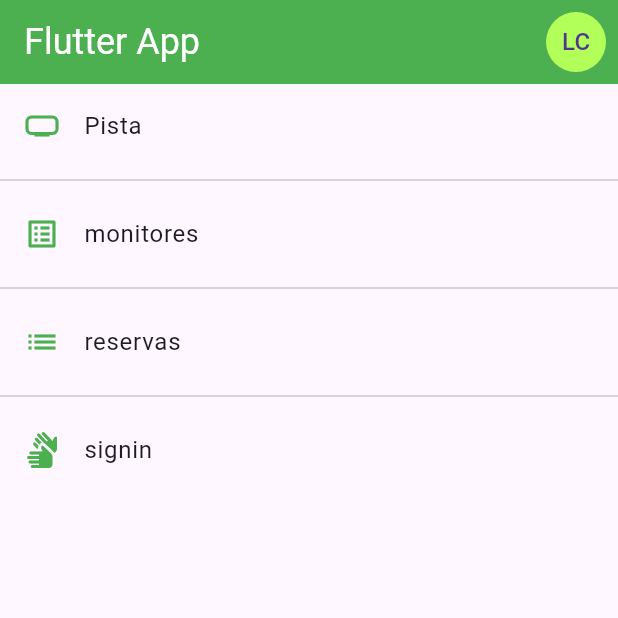
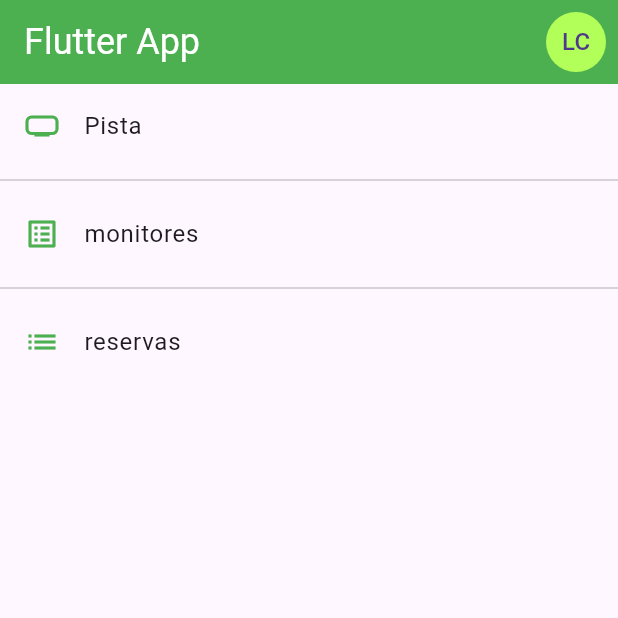
Before and after one commit to lcalorg3006/examen_COL, a Flutter app: the screen it shows after launch, on a phone screen of 412 x 824 dp, the top half of it. Run offline on Flutter 3.47's test engine with Material 3 defaults, Android fonts, the phone set to English and light mode, and no system bars.

Commit message:
arreglar approute

```diff
--- a/lib/router/app_routes.dart
+++ b/lib/router/app_routes.dart
@@ -10,7 +10,6 @@ class AppRoutes {
     MenuOption(route: 'Pista', icon: Icons.home_max_sharp, name: "Pista", screen:const  PistaScreen()),
     MenuOption(route: 'Monitores', icon: Icons.list_alt, name: "monitores", screen:const  MonitorScreen()),
     MenuOption(route: 'resservas', icon: Icons.list, name: "reservas", screen:const  AlertScreen()),
-    MenuOption(route: 'signin', icon:Icons.sign_language, name: 'signin', screen: SigninScreemLco())
 
 
   ];
```
